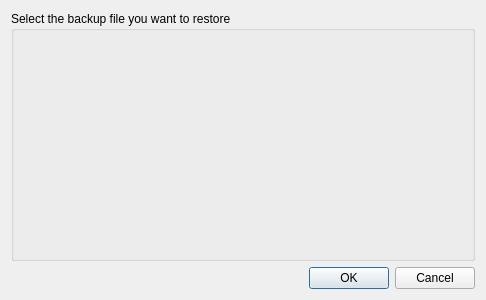
The window that src/ui/backup.ui (hakaishi/nobleNote) describes before a commit, drawn with Qt 5.
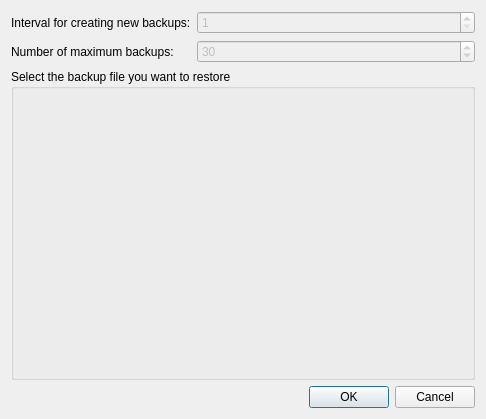
The same window after the commit.

Commit message: treeWidget works to its fullest. TODO: real backup handling

Diff of the .ui file:
```diff
--- a/src/ui/backup.ui
+++ b/src/ui/backup.ui
@@ -7,14 +7,21 @@
     <x>0</x>
     <y>0</y>
     <width>486</width>
-    <height>300</height>
+    <height>419</height>
    </rect>
   </property>
   <property name="windowTitle">
    <string>Dialog</string>
   </property>
   <layout class="QGridLayout" name="gridLayout">
-   <item row="0" column="0">
+   <item row="3" column="1">
+    <widget class="QDialogButtonBox" name="buttonBox">
+     <property name="standardButtons">
+      <set>QDialogButtonBox::Cancel|QDialogButtonBox::Ok</set>
+     </property>
+    </widget>
+   </item>
+   <item row="2" column="0" colspan="2">
     <widget class="QGroupBox" name="groupBox">
      <property name="title">
       <string>Select the backup file you want to restore</string>
@@ -22,10 +29,46 @@
      <layout class="QGridLayout" name="gridLayout_2"/>
     </widget>
    </item>
+   <item row="0" column="1">
+    <widget class="QSpinBox" name="intervalSpinBox">
+     <property name="enabled">
+      <bool>false</bool>
+     </property>
+     <property name="toolTip">
+      <string>Value in days</string>
+     </property>
+     <property name="minimum">
+      <number>1</number>
+     </property>
+    </widget>
+   </item>
+   <item row="0" column="0">
+    <widget class="QLabel" name="label">
+     <property name="text">
+      <string>Interval for creating new backups:</string>
+     </property>
+    </widget>
+   </item>
+   <item row="1" column="1">
+    <widget class="QSpinBox" name="maxBackupsSpinBox">
+     <property name="enabled">
+      <bool>false</bool>
+     </property>
+     <property name="toolTip">
+      <string>Zero means only a copy of the note</string>
+     </property>
+     <property name="maximum">
+      <number>999</number>
+     </property>
+     <property name="value">
+      <number>30</number>
+     </property>
+    </widget>
+   </item>
    <item row="1" column="0">
-    <widget class="QDialogButtonBox" name="buttonBox">
-     <property name="standardButtons">
-      <set>QDialogButtonBox::Cancel|QDialogButtonBox::Ok</set>
+    <widget class="QLabel" name="label_2">
+     <property name="text">
+      <string>Number of maximum backups:</string>
      </property>
     </widget>
    </item>
```
The commit also changes 7 other files.
